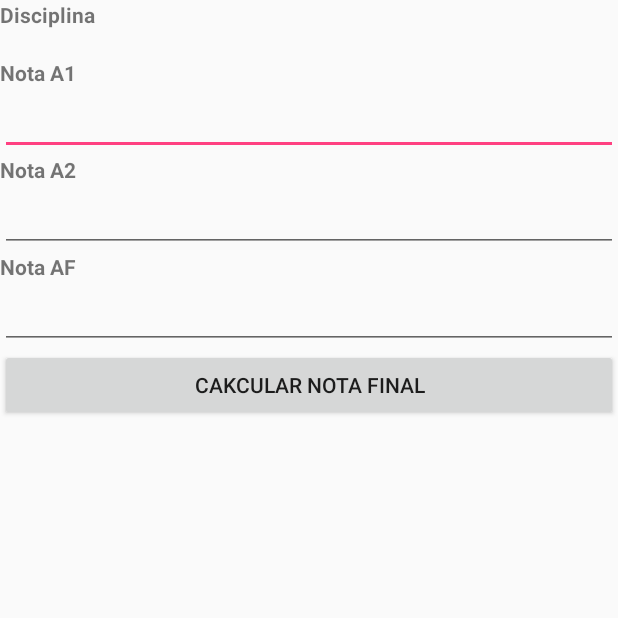
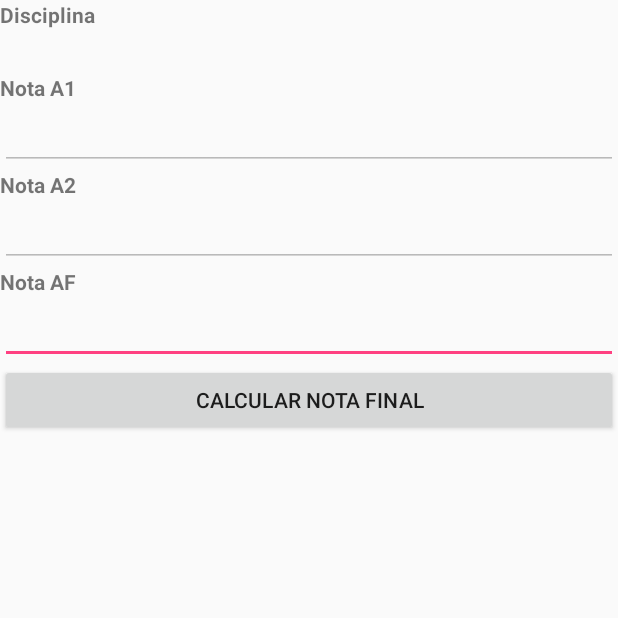
Before and after one commit to robnunes0727/-TRABALHO-PDM-Notas, an Android app: the NotasAF screen opened directly, with no data from a screen before it, on a phone screen of 412 x 824 dp, the top half of it. Run offline under Robolectric (Android 15) with nearby library versions, the phone set to English and light mode, and no system bars; 6 statements that could not run were skipped.

Commit message:
Descrição do código de notasAF

```diff
--- a/app/src/main/res/layout/activity_notas_reprovado.xml
+++ b/app/src/main/res/layout/activity_notas_reprovado.xml
@@ -14,11 +14,14 @@
         android:text="@string/txtDisciplina_notas" />
 
     <TextView
-        android:id="@+id/txtDisciplinas"
+         android:id="@+id/txtDisciplinas"
         android:layout_width="match_parent"
         android:layout_height="wrap_content"
         android:layout_below="@+id/txtDisciplina_notas"
-        android:text=""/>
+        android:textSize="22sp"
+        android:textAlignment="center"
+        android:textStyle="bold"
+        android:text="" />
 
     <TextView
         android:id="@+id/txtNotaA1_notas"
@@ -33,7 +36,8 @@
         android:layout_width="match_parent"
         android:layout_height="wrap_content"
         android:layout_below="@+id/txtNotaA1_notas"
-        android:inputType="numberDecimal" />
+        android:inputType="numberDecimal"
+        android:enabled="false" />
 
     <TextView
         android:id="@+id/txtNotaA2_notas"
@@ -48,7 +52,8 @@
         android:layout_width="match_parent"
         android:layout_height="wrap_content"
         android:layout_below="@+id/txtNotaA2_notas"
-        android:inputType="numberDecimal" />
+        android:inputType="numberDecimal"
+        android:enabled="false" />
 
     <TextView
         android:id="@+id/txtNotaAF_notas"
--- a/app/src/main/res/values/strings.xml
+++ b/app/src/main/res/values/strings.xml
@@ -19,14 +19,14 @@
 
 
     <!-- Atividade: Notas -->
-
-
-    <!-- Atividade: NotasResultado -->
     <string name="txtDisciplina_notas">Disciplina</string>
     <string name="txtNotaA1_notas">Nota A1</string>
     <string name="txtNotaA2_notas">Nota A2</string>
     <string name="txtNotaAF_notas">Nota AF</string>
-    <string name="btnCalcular">Cakcular Nota Final</string>
+    <string name="btnCalcular">Calcular Nota Final</string>
+
+    <!-- Atividade: Resultado -->
+
 
 
 </resources>
```
